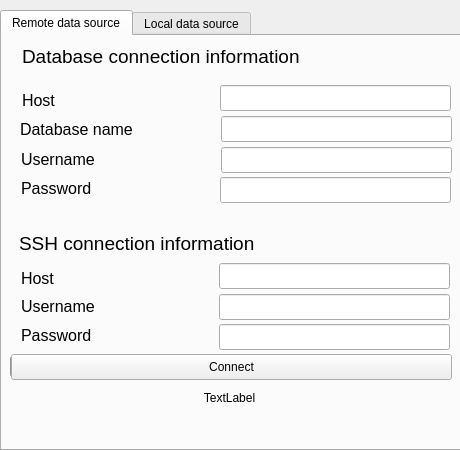
Before: the Qt Designer form MegaMachineEvolution/GUI/mainwindow.ui in IxSysTech/heigvd-pro-b-13, drawn with Qt 5.
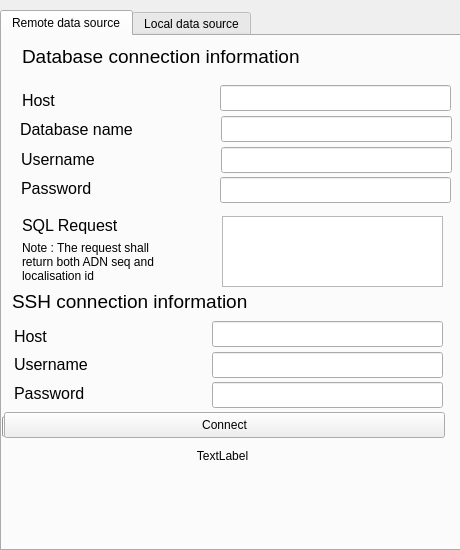
After: the same form once the commit is applied.

Commit message: fixes #14 , added field to change default request

```diff
--- a/MegaMachineEvolution/GUI/mainwindow.ui
+++ b/MegaMachineEvolution/GUI/mainwindow.ui
@@ -7,7 +7,7 @@
     <x>0</x>
     <y>0</y>
     <width>460</width>
-    <height>450</height>
+    <height>550</height>
    </rect>
   </property>
   <property name="minimumSize">
@@ -19,7 +19,7 @@
   <property name="maximumSize">
    <size>
     <width>460</width>
-    <height>450</height>
+    <height>600</height>
    </size>
   </property>
   <property name="windowTitle">
@@ -32,7 +32,7 @@
       <x>0</x>
       <y>10</y>
       <width>461</width>
-      <height>441</height>
+      <height>541</height>
      </rect>
     </property>
     <property name="currentIndex">
@@ -48,8 +48,8 @@
       </property>
       <property name="geometry">
        <rect>
-        <x>19</x>
-        <y>290</y>
+        <x>12</x>
+        <y>348</y>
         <width>161</width>
         <height>18</height>
        </rect>
@@ -69,8 +69,8 @@
       </property>
       <property name="geometry">
        <rect>
-        <x>19</x>
-        <y>261</y>
+        <x>12</x>
+        <y>319</y>
         <width>121</width>
         <height>18</height>
        </rect>
@@ -90,8 +90,8 @@
       </property>
       <property name="geometry">
        <rect>
-        <x>19</x>
-        <y>233</y>
+        <x>12</x>
+        <y>291</y>
         <width>101</width>
         <height>18</height>
        </rect>
@@ -108,8 +108,8 @@
      <widget class="QProgressBar" name="pgbDownload">
       <property name="geometry">
        <rect>
-        <x>8</x>
-        <y>320</y>
+        <x>0</x>
+        <y>380</y>
         <width>441</width>
         <height>21</height>
        </rect>
@@ -157,8 +157,8 @@
      <widget class="QLabel" name="lblInfo">
       <property name="geometry">
        <rect>
-        <x>7</x>
-        <y>352</y>
+        <x>0</x>
+        <y>410</y>
         <width>441</width>
         <height>20</height>
        </rect>
@@ -186,8 +186,8 @@
      <widget class="QLabel" name="label_9">
       <property name="geometry">
        <rect>
-        <x>17</x>
-        <y>197</y>
+        <x>10</x>
+        <y>255</y>
         <width>441</width>
         <height>20</height>
        </rect>
@@ -225,8 +225,8 @@
       </property>
       <property name="geometry">
        <rect>
-        <x>217</x>
-        <y>227</y>
+        <x>210</x>
+        <y>285</y>
         <width>231</width>
         <height>26</height>
        </rect>
@@ -282,8 +282,8 @@
       </property>
       <property name="geometry">
        <rect>
-        <x>217</x>
-        <y>258</y>
+        <x>210</x>
+        <y>316</y>
         <width>231</width>
         <height>26</height>
        </rect>
@@ -305,8 +305,8 @@
       </property>
       <property name="geometry">
        <rect>
-        <x>217</x>
-        <y>288</y>
+        <x>210</x>
+        <y>346</y>
         <width>231</width>
         <height>26</height>
        </rect>
@@ -315,8 +315,8 @@
      <widget class="QPushButton" name="btnConnect">
       <property name="geometry">
        <rect>
-        <x>9</x>
-        <y>318</y>
+        <x>2</x>
+        <y>376</y>
         <width>441</width>
         <height>26</height>
        </rect>
@@ -343,6 +343,50 @@
        <string>Database connection information</string>
       </property>
      </widget>
+     <widget class="QLabel" name="label_11">
+      <property name="geometry">
+       <rect>
+        <x>20</x>
+        <y>180</y>
+        <width>161</width>
+        <height>18</height>
+       </rect>
+      </property>
+      <property name="font">
+       <font>
+        <pointsize>12</pointsize>
+       </font>
+      </property>
+      <property name="text">
+       <string>SQL Request</string>
+      </property>
+     </widget>
+     <widget class="QTextEdit" name="sqlRequest">
+      <property name="geometry">
+       <rect>
+        <x>220</x>
+        <y>180</y>
+        <width>221</width>
+        <height>71</height>
+       </rect>
+      </property>
+     </widget>
+     <widget class="QLabel" name="label_12">
+      <property name="geometry">
+       <rect>
+        <x>20</x>
+        <y>200</y>
+        <width>161</width>
+        <height>51</height>
+       </rect>
+      </property>
+      <property name="text">
+       <string notr="true">Note : The request shall return both ADN seq and localisation id</string>
+      </property>
+      <property name="wordWrap">
+       <bool>true</bool>
+      </property>
+     </widget>
     </widget>
     <widget class="QWidget" name="tab_2">
      <attribute name="title">
```
The commit also changes 2 other files.
